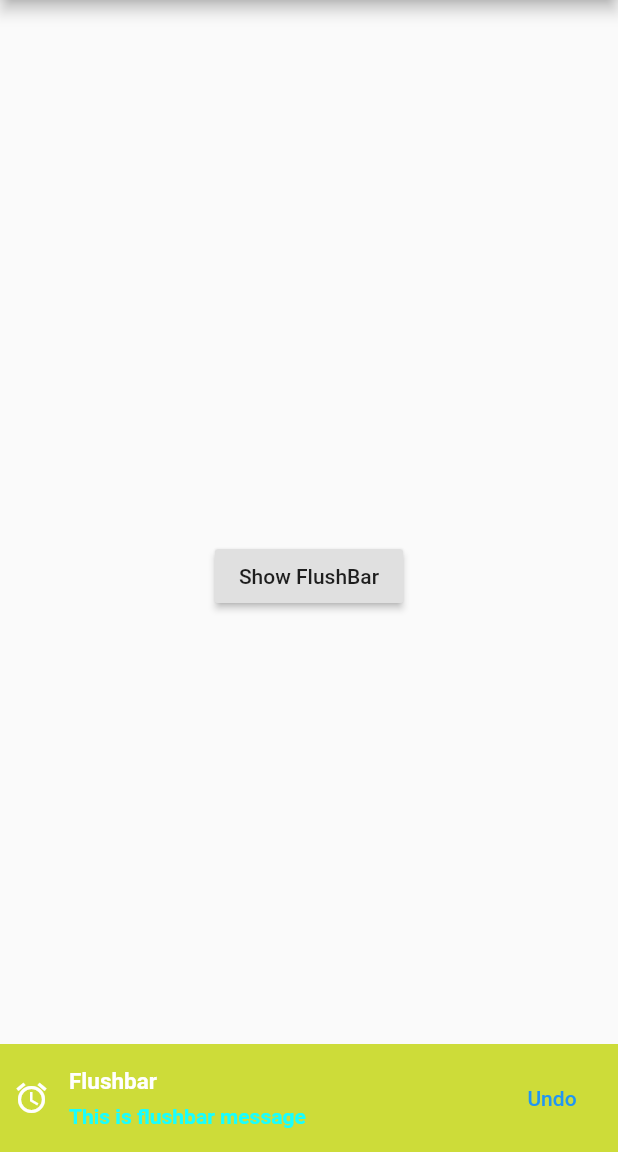
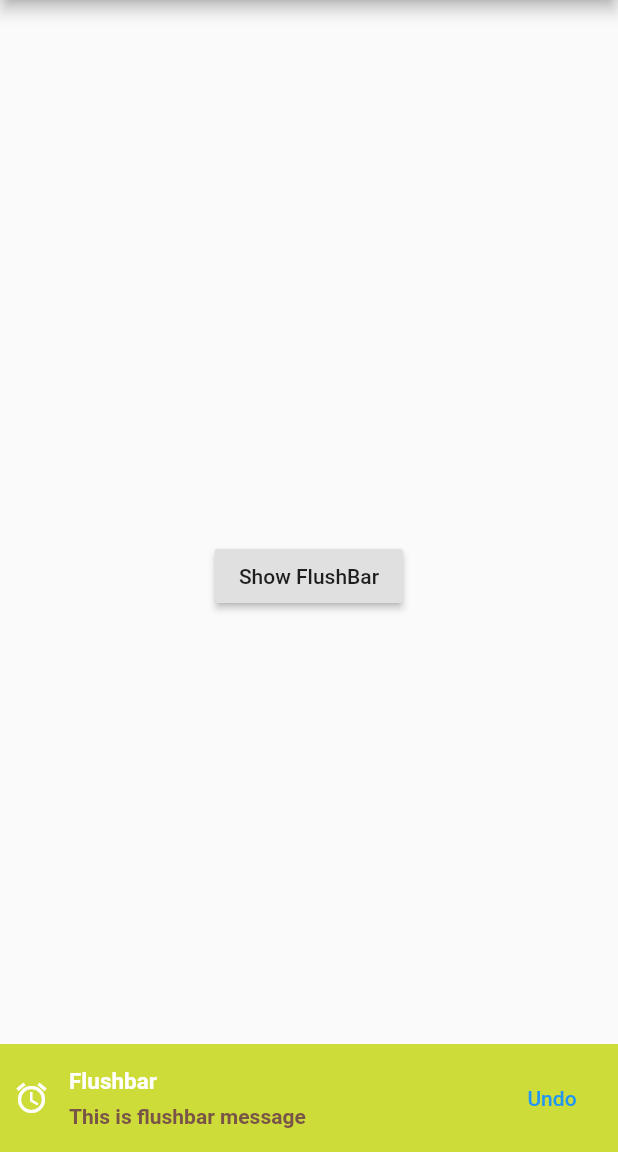
Before and after one commit to aceead/widgetadvanced, a Flutter app: the screen it shows after launch, after a tap on "Show FlushBar", on a phone screen of 412 x 824 dp, the part 84-1236 px from its top. Run offline on Flutter 3.47's test engine with Material 2 defaults, Android fonts, the phone set to English and light mode, and no system bars; our stand-ins replace flushbar, toast.

```diff
--- a/lib/main.dart
+++ b/lib/main.dart
@@ -55,7 +55,7 @@ class _MyHomePageState extends State<MyHomePage> {
               //message: 'This is flushbar message',
               messageText: Text('This is flushbar message',
                   style: TextStyle(
-                    color: Colors.cyanAccent,
+                    color: Colors.brown,
                     fontWeight: FontWeight.bold,
                   )),
               backgroundColor: Colors.lime,
```
Also changed, not shown: 1 other file.
